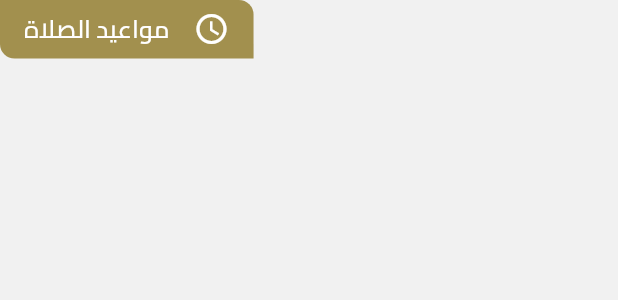
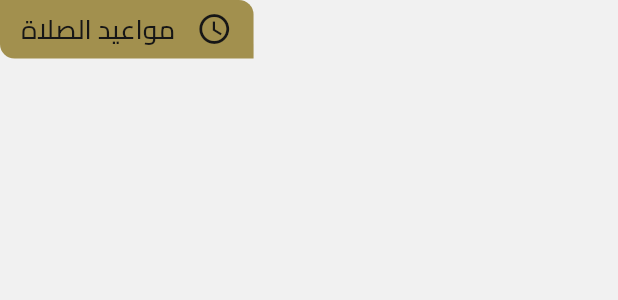
Before and after one commit to mohamedmagdy2301/ramadan_app, a Flutter app: the BuildHeaderPrayerTime widget shown alone on an empty page, opened directly, on a phone screen of 412 x 824 dp. Shown: the top 300 px of the screen. Run offline on Flutter 3.47's test engine with Material 3 defaults, Android fonts, the light colour scheme and no system bars; our stand-ins replace adaptive_theme, connectivity_plus, dio, flutter_bloc, flutter_screenutil, fluttertoast and 6 more.

Commit message:
Refactor BuildHeaderPrayerTime to use context-based color and custom text style

```diff
--- a/lib/features/home/presentation/view/widgets/build_header_prayer_time.dart
+++ b/lib/features/home/presentation/view/widgets/build_header_prayer_time.dart
@@ -1,8 +1,8 @@
 import 'package:flutter/material.dart';
 import 'package:flutter_screenutil/flutter_screenutil.dart';
+import 'package:ramadan_app/core/constants/app_text_style.dart';
 import 'package:ramadan_app/core/extensions/context_extensions.dart';
 
-import '../../../../../core/constants/app_colors.dart';
 import '../../../../../core/constants/app_strings.dart';
 
 class BuildHeaderPrayerTime extends StatelessWidget {
@@ -24,14 +24,10 @@ class BuildHeaderPrayerTime extends StatelessWidget {
       child: Row(
         mainAxisAlignment: MainAxisAlignment.spaceEvenly,
         children: [
-          const Icon(Icons.watch_later_outlined, color: AppColors.white),
+          Icon(Icons.watch_later_outlined, color: context.onPrimaryColor),
           Text(
             AppStrings.prayerTimes,
-            style: TextStyle(
-              fontSize: 17.sp,
-              color: AppColors.white,
-              fontWeight: FontWeight.w500,
-            ),
+            style: StyleText.medium18().copyWith(color: context.onPrimaryColor),
           ),
         ],
       ),
```
